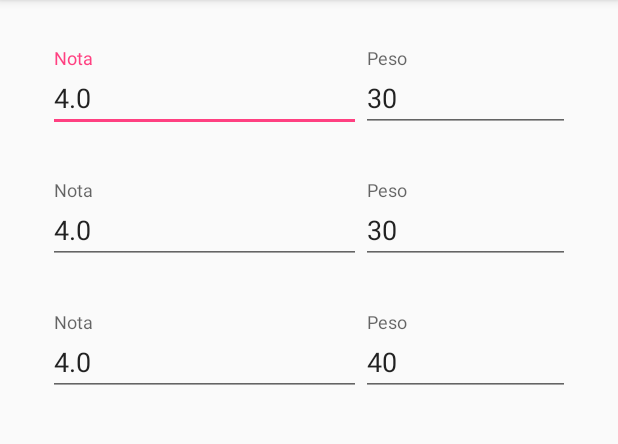
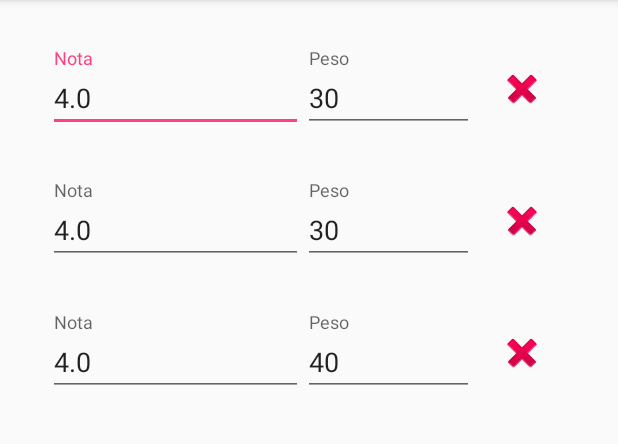
Before and after one commit to jedabero/Calificaciones, an Android app: the screen it shows after launch (MainActivity), on a phone screen of 412 x 824 dp, the part 84-528 px from its top. Run offline under Robolectric (Android 15) with nearby library versions, the phone set to English and light mode, and no system bars.

Commit message:
Updated nota layout and adapter. Fixed bug in Nota.toJSON

```diff
--- a/app/src/main/java/co/kinbu/calificaciones/MainActivity.java
+++ b/app/src/main/java/co/kinbu/calificaciones/MainActivity.java
@@ -1,7 +1,7 @@
 package co.kinbu.calificaciones;
 
+import android.os.Bundle;
 import android.support.v7.app.AppCompatActivity;
-import android.os.Bundle;
 import android.support.v7.widget.LinearLayoutManager;
 import android.support.v7.widget.RecyclerView;
 
--- a/app/src/main/java/co/kinbu/calificaciones/Nota.java
+++ b/app/src/main/java/co/kinbu/calificaciones/Nota.java
@@ -61,7 +61,7 @@ public class Nota {
     public JSONObject toJSON() {
         JSONObject nota = new JSONObject();
         try {
-            nota.put("valor", nota);
+            nota.put("valor", valor);
             nota.put("peso", peso);
         } catch (JSONException e) { e.printStackTrace(); }
         return nota;
--- a/app/src/main/java/co/kinbu/calificaciones/NotaRecyclerViewAdapter.java
+++ b/app/src/main/java/co/kinbu/calificaciones/NotaRecyclerViewAdapter.java
@@ -2,10 +2,11 @@ package co.kinbu.calificaciones;
 
 import android.support.design.widget.TextInputEditText;
 import android.support.v7.widget.RecyclerView;
+import android.util.Log;
 import android.view.LayoutInflater;
 import android.view.View;
 import android.view.ViewGroup;
-import android.widget.EditText;
+import android.widget.ImageButton;
 
 import java.util.List;
 
@@ -14,6 +15,8 @@ import java.util.List;
  * Created by jedabero on 2/03/16.
  */
 public class NotaRecyclerViewAdapter extends RecyclerView.Adapter<NotaRecyclerViewAdapter.NotaHolder> {
+
+    private static String TAG = "NotaRecyclerViewAdapter";
 
     private List<Nota> notas;
 
@@ -29,10 +32,17 @@ public class NotaRecyclerViewAdapter extends RecyclerView.Adapter<NotaRecyclerVi
     }
 
     @Override
-    public void onBindViewHolder(NotaHolder holder, int position) {
+    public void onBindViewHolder(final NotaHolder holder, int position) {
         holder.nota = notas.get(position);
         holder.valorText.setText(String.valueOf(holder.nota.getValor()));
         holder.pesoText.setText(String.valueOf(holder.nota.getPeso()));
+
+        holder.removeButton.setOnClickListener(new View.OnClickListener() {
+            @Override
+            public void onClick(View v) {
+                if (BuildConfig.DEBUG) Log.d(TAG, "onClick: "+ holder.nota);
+            }
+        });
     }
 
     @Override
@@ -45,6 +55,7 @@ public class NotaRecyclerViewAdapter extends RecyclerView.Adapter<NotaRecyclerVi
         public final View view;
         public final TextInputEditText valorText;
         public final TextInputEditText pesoText;
+        public final ImageButton removeButton;
         public Nota nota;
 
         public NotaHolder(View itemView) {
@@ -52,6 +63,7 @@ public class NotaRecyclerViewAdapter extends RecyclerView.Adapter<NotaRecyclerVi
             view = itemView;
             valorText = (TextInputEditText) view.findViewById(R.id.text_nota);
             pesoText = (TextInputEditText) view.findViewById(R.id.text_peso);
+            removeButton = (ImageButton) view.findViewById(R.id.eliminar);
         }
     }
 }
--- a/app/src/main/res/layout/activity_main.xml
+++ b/app/src/main/res/layout/activity_main.xml
@@ -19,4 +19,6 @@
         tools:listitem="@layout/nota_peso_list_item"/>
 
 
+
+
 </LinearLayout>
--- a/app/src/main/res/layout/nota_peso_list_item.xml
+++ b/app/src/main/res/layout/nota_peso_list_item.xml
@@ -1,6 +1,7 @@
 <?xml version="1.0" encoding="utf-8"?>
 <LinearLayout xmlns:android="http://schemas.android.com/apk/res/android"
     xmlns:tools="http://schemas.android.com/tools"
+    xmlns:app="http://schemas.android.com/apk/res-auto"
     android:layout_width="match_parent"
     android:layout_height="wrap_content"
     android:baselineAligned="false"
@@ -33,6 +34,12 @@
             tools:text="0.0" />
     </android.support.design.widget.TextInputLayout>
 
+    <ImageButton android:id="@+id/eliminar"
+        style="?android:attr/buttonBarButtonStyle"
+        android:layout_width="wrap_content"
+        android:layout_height="wrap_content"
+        android:src="@android:drawable/ic_delete"
+        android:contentDescription="@android:string/cancel" />
 
 
 </LinearLayout>
```
